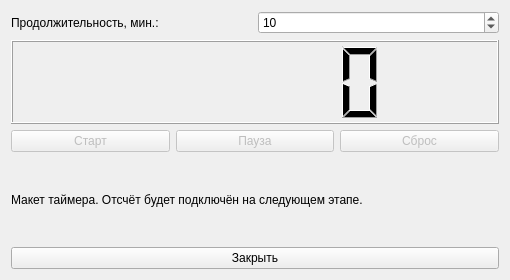
Above: ui/timer.ui from chaykalla2026-lang/what_to_cook_Project before the change. Below: the same form after it.
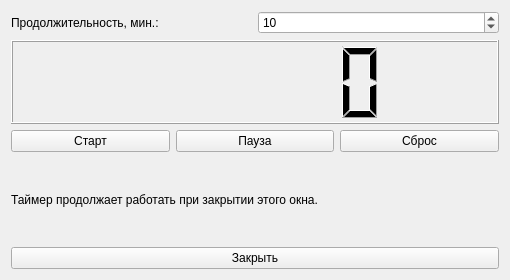
That is the form after the change.

What changed in the file:
```diff
--- a/ui/timer.ui
+++ b/ui/timer.ui
@@ -56,10 +56,7 @@
         <string>Старт</string>
        </property>
        <property name="enabled">
-        <bool>false</bool>
-       </property>
-       <property name="toolTip">
-        <string>Будет подключено на следующем этапе</string>
+        <bool>true</bool>
        </property>
       </widget>
      </item>
@@ -69,10 +66,7 @@
         <string>Пауза</string>
        </property>
        <property name="enabled">
-        <bool>false</bool>
-       </property>
-       <property name="toolTip">
-        <string>Будет подключено на следующем этапе</string>
+        <bool>true</bool>
        </property>
       </widget>
      </item>
@@ -82,10 +76,7 @@
         <string>Сброс</string>
        </property>
        <property name="enabled">
-        <bool>false</bool>
-       </property>
-       <property name="toolTip">
-        <string>Будет подключено на следующем этапе</string>
+        <bool>true</bool>
        </property>
       </widget>
      </item>
@@ -93,13 +84,10 @@
    </item>
    <item>
     <widget class="QLabel" name="timerHint">
-     <property name="text">
-      <string>Макет таймера. Отсчёт будет подключён на следующем этапе.</string>
-     </property>
      <property name="wordWrap">
       <bool>true</bool>
      </property>
-    </widget>
+    <property name="text"><string>Таймер продолжает работать при закрытии этого окна.</string></property></widget>
    </item>
    <item>
     <widget class="QPushButton" name="closeButton">
```
Lines whose indentation alone changed are shown as unchanged.
